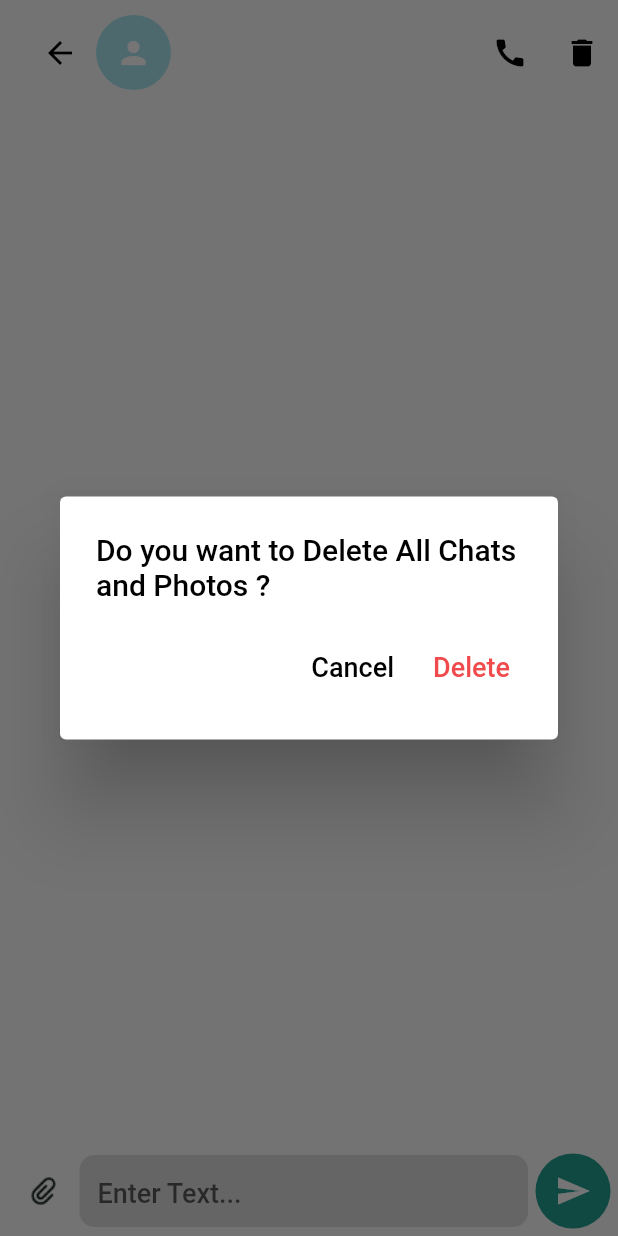
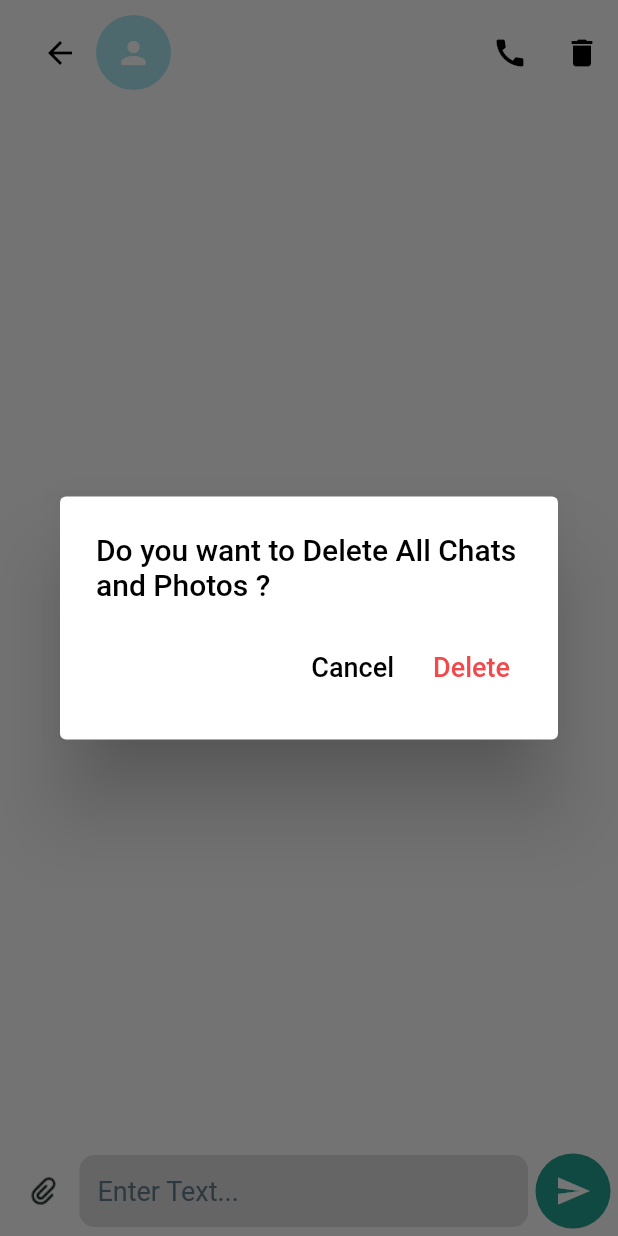
Before and after one commit to harsh19pujara/chatbox, a Flutter app: the ChatScreen screen opened directly with empty values, after a tap on the "delete" icon, on a phone screen of 412 x 824 dp. Run offline on Flutter 3.47's test engine with Material 2 defaults, Android fonts, the phone set to English and light mode, and no system bars; our stand-ins replace cached_network_image, cloud_firestore, contacts_service, firebase_auth, firebase_core, firebase_storage and 4 more; accounts and stored records are empty.

Commit message:
theme changes and dismisable recent chat

```diff
--- a/lib/Screens/home/chatScreen.dart
+++ b/lib/Screens/home/chatScreen.dart
@@ -494,20 +494,21 @@ class _ChatScreenState extends State<ChatScreen> {
                         child: LimitedBox(
                       maxHeight: 70,
                       child: TextField(
+                        style: Theme.of(context).textTheme.headlineSmall!.copyWith(color: Colors.black),
                         controller: msgController,
                         textCapitalization: TextCapitalization.sentences,
                         maxLines: null,
                         keyboardType: TextInputType.multiline,
-                        decoration: const InputDecoration(
-                            focusedBorder: OutlineInputBorder(
-                                borderRadius: BorderRadius.all(Radius.circular(10)),
+                        decoration:  InputDecoration(
+                            focusedBorder: const OutlineInputBorder(
+                                borderRadius: BorderRadius.all(Radius.circular(15)),
                                 borderSide: BorderSide(color: Colors.transparent)),
-                            contentPadding: EdgeInsets.symmetric(horizontal: 12, vertical: 5),
+                            contentPadding: const EdgeInsets.symmetric(horizontal: 12, vertical: 5),
                             filled: true,
                             fillColor: Colors.black12,
                             hintText: "Enter Text...",
-                            hintStyle: TextStyle(fontSize: 18),
-                            enabledBorder: OutlineInputBorder(
+                            hintStyle: Theme.of(context).textTheme.bodyMedium!.copyWith(color: Colors.blueGrey),
+                            enabledBorder: const OutlineInputBorder(
                                 borderRadius: BorderRadius.all(Radius.circular(10)),
                                 borderSide: BorderSide(color: Colors.transparent))),
                       ),
--- a/lib/Screens/home/settingScreen.dart
+++ b/lib/Screens/home/settingScreen.dart
@@ -78,7 +78,9 @@ class _SettingScreenState extends State<SettingScreen> {
     DocumentSnapshot data =  await FirebaseFirestore.instance.collection("users").doc(widget.userData.id.toString()).get();
     Map<String,dynamic> temp = data.data() as Map<String,dynamic>;
     userDataLatest = UserModel.fromJson(temp);
-    setState(() {});
+    if (mounted) {
+      setState(() {});
+    }
   }
 
   @override
```
Also changed, not shown: lib/Screens/home/groupChatScreen.dart (+6 -4 lines), lib/Screens/home/messageScreen.dart (+60 -10 lines).
